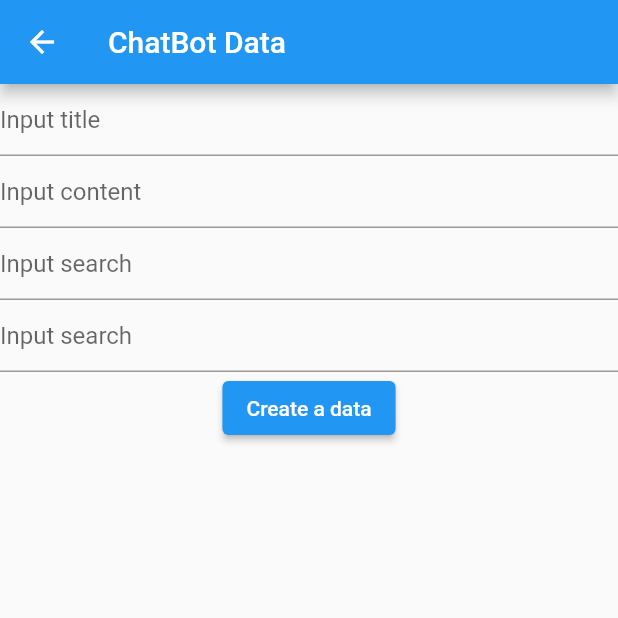
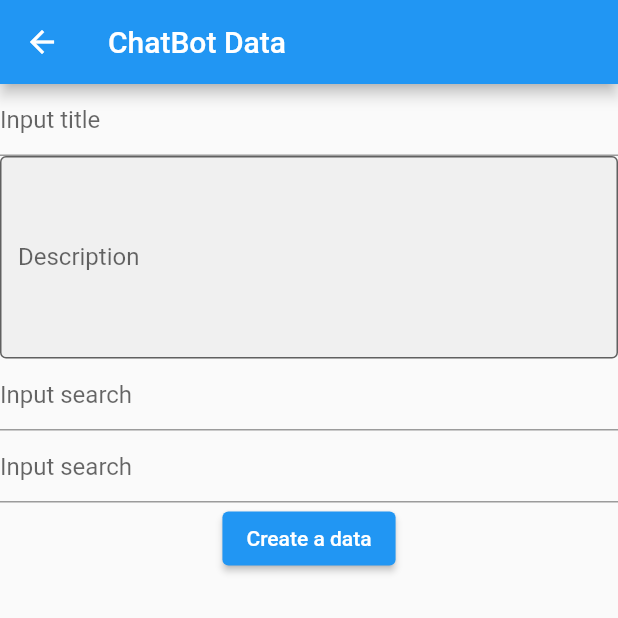
Before and after one commit to thruthesky/five, a Flutter app: the ChatbotDataScreen screen opened directly, on a phone screen of 412 x 824 dp, the top half of it. Run offline on Flutter 3.47's test engine with Material 2 defaults, Android fonts, the phone set to English and light mode, and no system bars; our stand-ins replace cloud_firestore, firebase_auth, firebase_core, firebase_database, google_maps_flutter; missing offline and left inert: flutterfire_ui; accounts and stored records are empty.

Commit message:
Update chatbot.data.screen.dart
content 필드 : TextField 를 줄바꿈이 가능한 TextFormField로 교체

```diff
--- a/lib/screens/chatbot/chatbot.data.screen.dart
+++ b/lib/screens/chatbot/chatbot.data.screen.dart
@@ -27,10 +27,27 @@ class _ChatbotDataScreenState extends State<ChatbotDataScreen> {
             controller: title,
             decoration: const InputDecoration(hintText: 'Input title'),
           ),
+          TextFormField(
+            controller: content,
+            decoration: const InputDecoration(
+              border: OutlineInputBorder(),
+              filled: true,
+              hintText: 'Enter a description...',
+              labelText: 'Description',
+            ),
+            /*
+                          onChanged: (value) {
+                            description = value;
+                          },
+                          */
+            maxLines: 5,
+          ),
+          /*
           TextField(
             controller: content,
             decoration: const InputDecoration(hintText: 'Input content'),
           ),
+          */
           TextField(
             controller: search1,
             decoration: const InputDecoration(hintText: 'Input search'),
```
